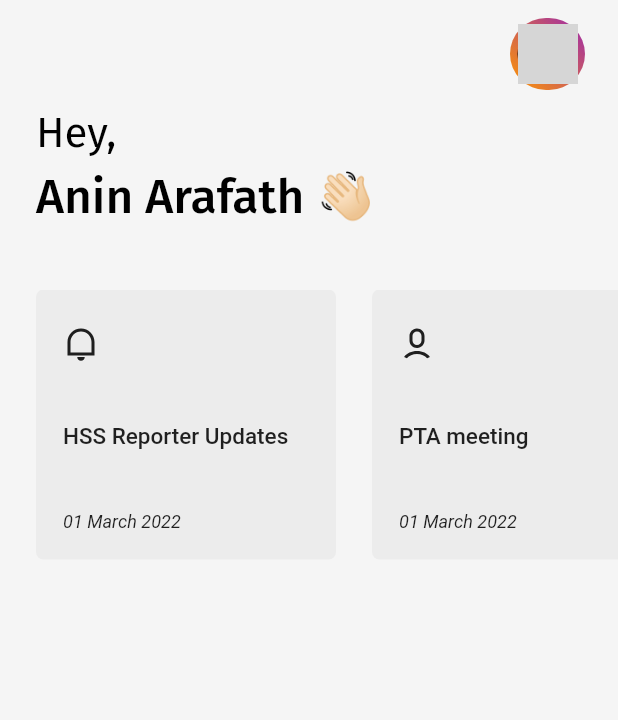
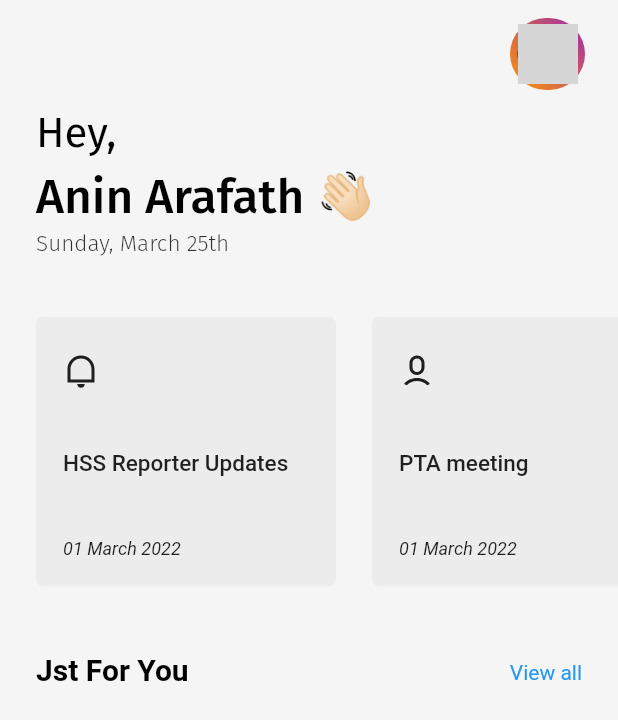
Before and after one commit to aninarafath6/arnhss, a Flutter app: the screen it shows after launch, on a phone screen of 412 x 824 dp. Shown: the top 720 px of the screen. Run offline on Flutter 3.47's test engine with Material 2 defaults, Android fonts, the phone set to English and light mode, and no system bars; our stand-ins replace flutter_keyboard_visibility, flutter_otp_text_field, get, google_fonts, lottie, remixicon; network calls fail; grey boxes are pictures that could not be loaded.

Commit message:
notice bord updated and date added on home banner

```diff
--- a/arnhss-app/lib/features/home/view/home_view.dart
+++ b/arnhss-app/lib/features/home/view/home_view.dart
@@ -1,6 +1,7 @@
+import 'package:arnhss/common/theme/text_theme.dart';
 import 'package:arnhss/features/authentication/otp_verification/view/index.dart';
-import 'package:arnhss/features/home/view_models/notice_view_model.dart';
 import 'package:arnhss/features/home/widgets/home_banner.dart';
+import 'package:arnhss/features/home/widgets/notice_list.dart';
 import 'package:arnhss/features/home/widgets/user_avatar.dart';
 import 'package:flutter/services.dart';
 
@@ -30,32 +31,30 @@ class HomeView extends StatelessWidget {
               child: HomeBanner(),
             ),
             const SizedBox(height: 40),
-            SizedBox(
-              width: 200,
-              height: 180,
-              child: ListView.builder(
-                scrollDirection: Axis.horizontal,
-                itemCount:
-                    context.read<NoticeViewModel>().noticeList.length + 1,
-                itemBuilder: (BuildContext context, index) {
-                  if (context.read<NoticeViewModel>().noticeList.length !=
-                      index) {
-                    return context.read<NoticeViewModel>().noticeList[index];
-                  } else {
-                    return Row(
-                      children: [
-                        const SizedBox(width: 24),
-                        IconButton(
-                          onPressed: () {},
-                          icon: const Icon(Icons.arrow_forward_outlined),
-                        ),
-                        const SizedBox(width: 24),
-                      ],
-                    );
-                  }
-                },
+            const NoticeList(),
+            const SizedBox(height: 20),
+            Padding(
+              padding: const EdgeInsets.all(24.0),
+              child: Row(
+                mainAxisAlignment: MainAxisAlignment.center,
+                crossAxisAlignment: CrossAxisAlignment.center,
+                children: [
+                  Text(
+                    "Jst For You",
+                    style: CustomTextTheme(context: context)
+                        .headLine()
+                        .copyWith(fontSize: 20),
+                  ),
+                  const Spacer(),
+                  Text(
+                    "View all",
+                    style: CustomTextTheme(context: context)
+                        .paragraph()
+                        .copyWith(fontSize: 14, color: Colors.blue),
+                  ),
+                ],
               ),
-            ),
+            )
           ],
         ),
       ),
--- a/arnhss-app/lib/features/home/widgets/home_banner.dart
+++ b/arnhss-app/lib/features/home/widgets/home_banner.dart
@@ -30,14 +30,14 @@ class HomeBanner extends StatelessWidget {
           ),
         ),
         const SizedBox(height: 3),
-        // Text(
-        //   "Sunday, March 25th",
-        //   style: GoogleFonts.firaSans(
-        //     fontSize: 14,
-        //     color: CustomColors.dark.withOpacity(.7),
-        //     fontWeight: FontWeight.w400,
-        //   ),
-        // ),
+        Text(
+          "Sunday, March 25th",
+          style: GoogleFonts.firaSans(
+            fontSize: 15,
+            color: CustomColors.dark.withOpacity(.8),
+            fontWeight: FontWeight.w300,
+          ),
+        ),
       ],
     );
   }
--- a/arnhss-app/lib/features/home/widgets/notice_item.dart
+++ b/arnhss-app/lib/features/home/widgets/notice_item.dart
@@ -12,7 +12,9 @@ class NoticeItem extends StatelessWidget {
   final NoticeModel notice;
   @override
   Widget build(BuildContext context) {
-    return InkWell(
+    return Container(
+      margin: const EdgeInsets.only(right: 0, left: 24),
+      child: InkWell(
         onTap: () {
           showDialog(
             context: context,
@@ -22,7 +24,6 @@ class NoticeItem extends StatelessWidget {
         child: Container(
           width: 200,
           height: 180,
-        margin: const EdgeInsets.only(right: 0, left: 24),
           padding: const EdgeInsets.all(18),
           decoration: BoxDecoration(
             color: Colors.grey.withOpacity(.1),
@@ -60,6 +61,7 @@ class NoticeItem extends StatelessWidget {
             ],
           ),
         ),
+      ),
     );
   }
 }
--- /dev/null
+++ b/arnhss-app/lib/features/home/widgets/notice_list.dart
@@ -0,0 +1,36 @@
+import 'package:arnhss/features/authentication/login/view/index.dart';
+import 'package:arnhss/features/home/view_models/notice_view_model.dart';
+
+class NoticeList extends StatelessWidget {
+  const NoticeList({
+    Key? key,
+  }) : super(key: key);
+
+  @override
+  Widget build(BuildContext context) {
+    return SizedBox(
+      width: 200,
+      height: 180,
+      child: ListView.builder(
+        scrollDirection: Axis.horizontal,
+        itemCount: context.read<NoticeViewModel>().noticeList.length + 1,
+        itemBuilder: (BuildContext context, index) {
+          if (context.read<NoticeViewModel>().noticeList.length != index) {
+            return context.read<NoticeViewModel>().noticeList[index];
+          } else {
+            return Row(
+              children: [
+                const SizedBox(width: 24),
+                IconButton(
+                  onPressed: () {},
+                  icon: const Icon(Icons.arrow_forward_outlined),
+                ),
+                const SizedBox(width: 24),
+              ],
+            );
+          }
+        },
+      ),
+    );
+  }
+}
--- a/arnhss-app/lib/main.dart
+++ b/arnhss-app/lib/main.dart
@@ -5,7 +5,6 @@ import 'package:arnhss/features/authentication/login/view_model/login_view_model
 import 'package:arnhss/features/authentication/otp_verification/view_model/verify_otp_view_model.dart';
 import 'package:arnhss/features/home/view/home_view.dart';
 import 'package:arnhss/features/home/view_models/notice_view_model.dart';
-import 'package:arnhss/features/splash/views/splash_view.dart';
 import 'package:flutter/material.dart';
 import 'package:get/get.dart';
 import 'package:provider/provider.dart';
```
Lines whose indentation alone changed are shown as unchanged.
